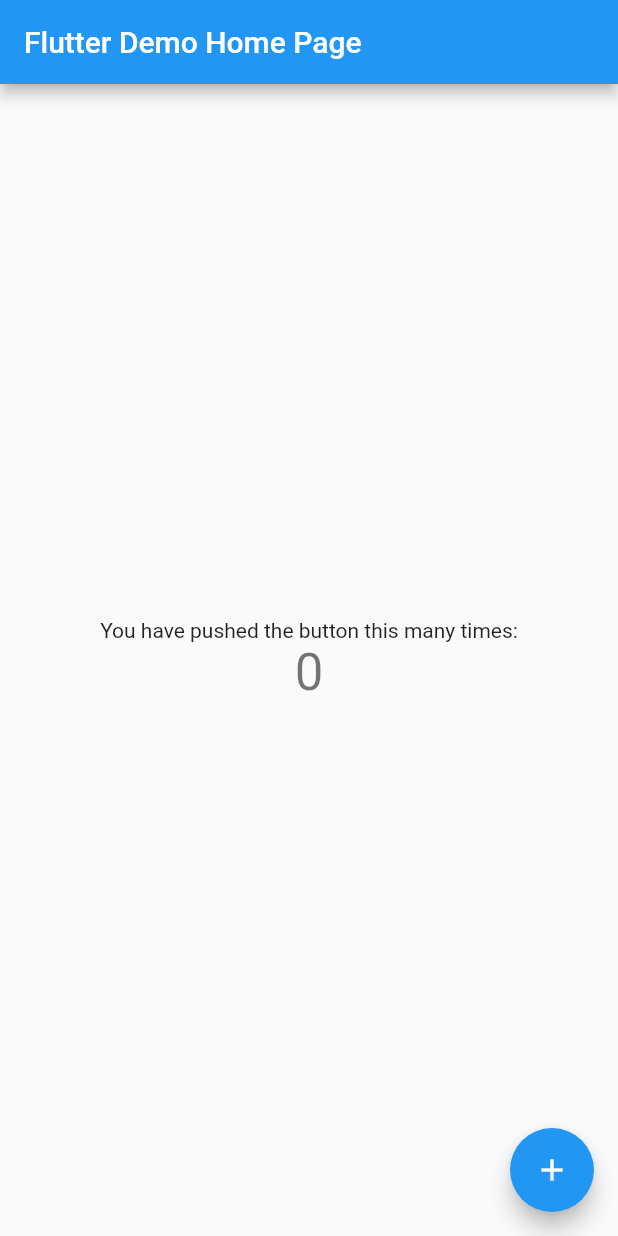
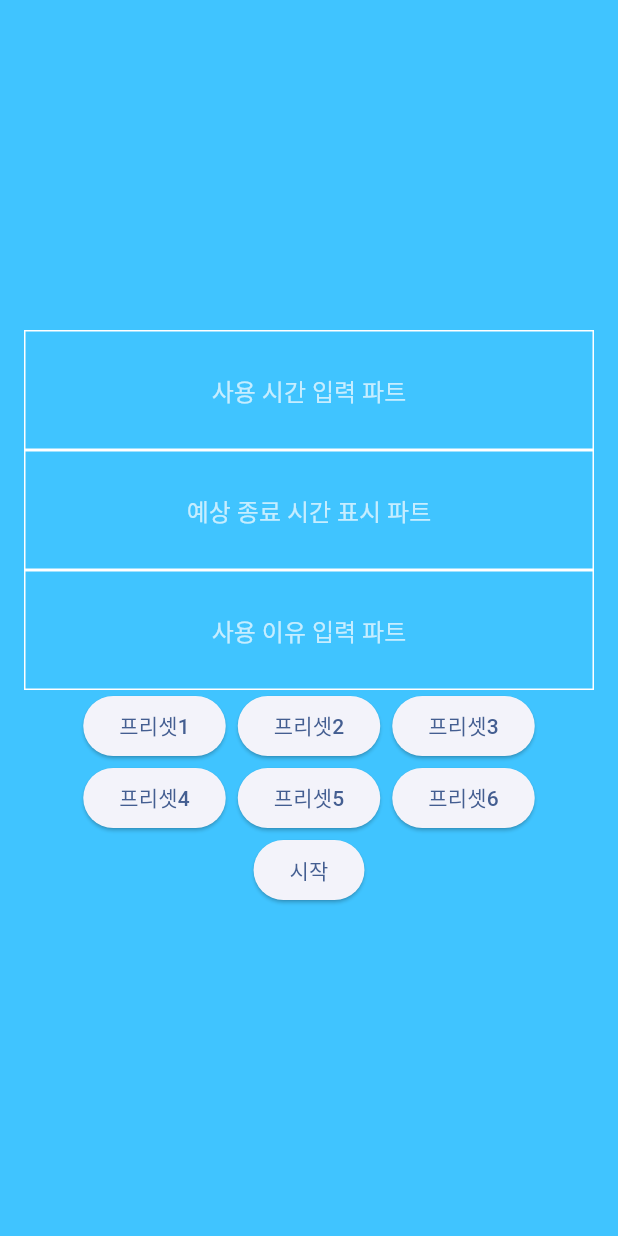
Before and after one commit to Trivrium/cheoma, a Flutter app: the screen it shows after launch, on a phone screen of 412 x 824 dp. Run offline on Flutter 3.47's test engine with Material 2 defaults, Android fonts, the phone set to English and light mode, and no system bars.

Commit message:
기본 구조 세팅 + 모듈화

```diff
--- a/lib/main.dart
+++ b/lib/main.dart
@@ -1,115 +1,25 @@
 import 'package:flutter/material.dart';
+import 'screens/landing.screen.dart';
 
 void main() {
-  runApp(const MyApp());
+  runApp(const App());
 }
 
-class MyApp extends StatelessWidget {
-  const MyApp({super.key});
+class App extends StatelessWidget {
+  const App({super.key});
 
-  // This widget is the root of your application.
+  // App
   @override
   Widget build(BuildContext context) {
     return MaterialApp(
       title: 'CHEOMA',
       theme: ThemeData(
-        // This is the theme of your application.
-        //
-        // Try running your application with "flutter run". You'll see the
-        // application has a blue toolbar. Then, without quitting the app, try
-        // changing the primarySwatch below to Colors.green and then invoke
-        // "hot reload" (press "r" in the console where you ran "flutter run",
-        // or simply save your changes to "hot reload" in a Flutter IDE).
-        // Notice that the counter didn't reset back to zero; the application
-        // is not restarted.
-        primarySwatch: Colors.blue,
-      ),
-      home: const MyHomePage(title: 'Flutter Demo Home Page'),
+          useMaterial3: true,
+          colorScheme: ColorScheme.fromSeed(seedColor: Colors.blueAccent)),
+      home: const LandingPage(),
     );
   }
 }
 
-class MyHomePage extends StatefulWidget {
-  const MyHomePage({super.key, required this.title});
-
-  // This widget is the home page of your application. It is stateful, meaning
-  // that it has a State object (defined below) that contains fields that affect
-  // how it looks.
-
-  // This class is the configuration for the state. It holds the values (in this
-  // case the title) provided by the parent (in this case the App widget) and
-  // used by the build method of the State. Fields in a Widget subclass are
-  // always marked "final".
-
-  final String title;
-
-  @override
-  State<MyHomePage> createState() => _MyHomePageState();
-}
-
-class _MyHomePageState extends State<MyHomePage> {
-  int _counter = 0;
-
-  void _incrementCounter() {
-    setState(() {
-      // This call to setState tells the Flutter framework that something has
-      // changed in this State, which causes it to rerun the build method below
-      // so that the display can reflect the updated values. If we changed
-      // _counter without calling setState(), then the build method would not be
-      // called again, and so nothing would appear to happen.
-      _counter++;
-    });
-  }
-
-  @override
-  Widget build(BuildContext context) {
-    // This method is rerun every time setState is called, for instance as done
-    // by the _incrementCounter method above.
-    //
-    // The Flutter framework has been optimized to make rerunning build methods
-    // fast, so that you can just rebuild anything that needs updating rather
-    // than having to individually change instances of widgets.
-    return Scaffold(
-      appBar: AppBar(
-        // Here we take the value from the MyHomePage object that was created by
-        // the App.build method, and use it to set our appbar title.
-        title: Text(widget.title),
-      ),
-      body: Center(
-        // Center is a layout widget. It takes a single child and positions it
-        // in the middle of the parent.
-        child: Column(
-          // Column is also a layout widget. It takes a list of children and
-          // arranges them vertically. By default, it sizes itself to fit its
-          // children horizontally, and tries to be as tall as its parent.
-          //
-          // Invoke "debug painting" (press "p" in the console, choose the
-          // "Toggle Debug Paint" action from the Flutter Inspector in Android
-          // Studio, or the "Toggle Debug Paint" command in Visual Studio Code)
-          // to see the wireframe for each widget.
-          //
-          // Column has various properties to control how it sizes itself and
-          // how it positions its children. Here we use mainAxisAlignment to
-          // center the children vertically; the main axis here is the vertical
-          // axis because Columns are vertical (the cross axis would be
-          // horizontal).
-          mainAxisAlignment: MainAxisAlignment.center,
-          children: <Widget>[
-            const Text(
-              'You have pushed the button this many times:',
-            ),
-            Text(
-              '$_counter',
-              style: Theme.of(context).textTheme.headlineMedium,
-            ),
-          ],
-        ),
-      ),
-      floatingActionButton: FloatingActionButton(
-        onPressed: _incrementCounter,
-        tooltip: 'Increment',
-        child: const Icon(Icons.add),
-      ), // This trailing comma makes auto-formatting nicer for build methods.
-    );
-  }
-}
+/// 앱 전체에서 사용되는 상태를 관리하는 클래스
+class AppState extends ChangeNotifier {}
--- /dev/null
+++ b/lib/screens/index.dart
@@ -0,0 +1 @@
+export './landing.screen.dart';
--- /dev/null
+++ b/lib/screens/landing.screen.dart
@@ -0,0 +1,122 @@
+import 'package:flutter/material.dart';
+
+class LandingPage extends StatefulWidget {
+  const LandingPage({super.key});
+
+  @override
+  State<LandingPage> createState() => _LandingPageState();
+}
+
+class _LandingPageState extends State<LandingPage> {
+  TimeInputPart timeInputPart = const TimeInputPart();
+  EndTimePart endTimePart = const EndTimePart();
+  ReasonInputPart reasonInputPart = const ReasonInputPart();
+  ReasonPresetPart reasonPresetPart = const ReasonPresetPart();
+  StartButtonPart startButtonPart = const StartButtonPart();
+
+  @override
+  Widget build(BuildContext context) {
+    return DefaultTextStyle(
+      style: const TextStyle(color: Colors.white70, fontSize: 16),
+      child: Container(
+        padding: const EdgeInsets.all(16),
+        color: Colors.lightBlueAccent,
+        child: Column(mainAxisAlignment: MainAxisAlignment.center, children: [
+          timeInputPart,
+          endTimePart,
+          reasonInputPart,
+          reasonPresetPart,
+          startButtonPart,
+        ]),
+      ),
+    );
+  }
+}
+
+/// 사용 시간 입력 파트
+class TimeInputPart extends StatelessWidget {
+  const TimeInputPart({super.key});
+
+  @override
+  Widget build(BuildContext context) {
+    return Container(
+        height: 80,
+        alignment: Alignment.center,
+        decoration: BoxDecoration(
+            border: Border.all(
+          width: 1,
+          color: Colors.white,
+        )),
+        child: const Text(
+          '사용 시간 입력 파트',
+        ));
+  }
+}
+
+/// 예상 종료 시간 표시 파트
+class EndTimePart extends StatelessWidget {
+  const EndTimePart({super.key});
+
+  @override
+  Widget build(BuildContext context) {
+    return Container(
+        height: 80,
+        alignment: Alignment.center,
+        decoration: BoxDecoration(
+            border: Border.all(
+          width: 1,
+          color: Colors.white,
+        )),
+        child: const Text(
+          '예상 종료 시간 표시 파트',
+        ));
+  }
+}
+
+/// 사용 이유 입력 파트
+class ReasonInputPart extends StatelessWidget {
+  const ReasonInputPart({super.key});
+
+  @override
+  Widget build(BuildContext context) {
+    return Container(
+        height: 80,
+        alignment: Alignment.center,
+        decoration: BoxDecoration(
+            border: Border.all(
+          width: 1,
+          color: Colors.white,
+        )),
+        child: const Text(
+          '사용 이유 입력 파트',
+        ));
+  }
+}
+
+/// 사용 이유 프리셋 파트
+class ReasonPresetPart extends StatelessWidget {
+  const ReasonPresetPart({super.key});
+
+  @override
+  Widget build(BuildContext context) {
+    return Wrap(
+      direction: Axis.horizontal,
+      alignment: WrapAlignment.center,
+      spacing: 8,
+      children: ['프리셋1', '프리셋2', '프리셋3', '프리셋4', '프리셋5', '프리셋6']
+          .map(
+              (preset) => ElevatedButton(onPressed: () {}, child: Text(preset)))
+          .toList(),
+    );
+  }
+}
+
+/// 사용 시작 버튼
+class StartButtonPart extends StatelessWidget {
+  const StartButtonPart({super.key});
+
+  @override
+  Widget build(BuildContext context) {
+    return ElevatedButton(onPressed: () {}, child: const Text('시작'));
+  }
+}
```
Also changed, not shown: 1 other file.
